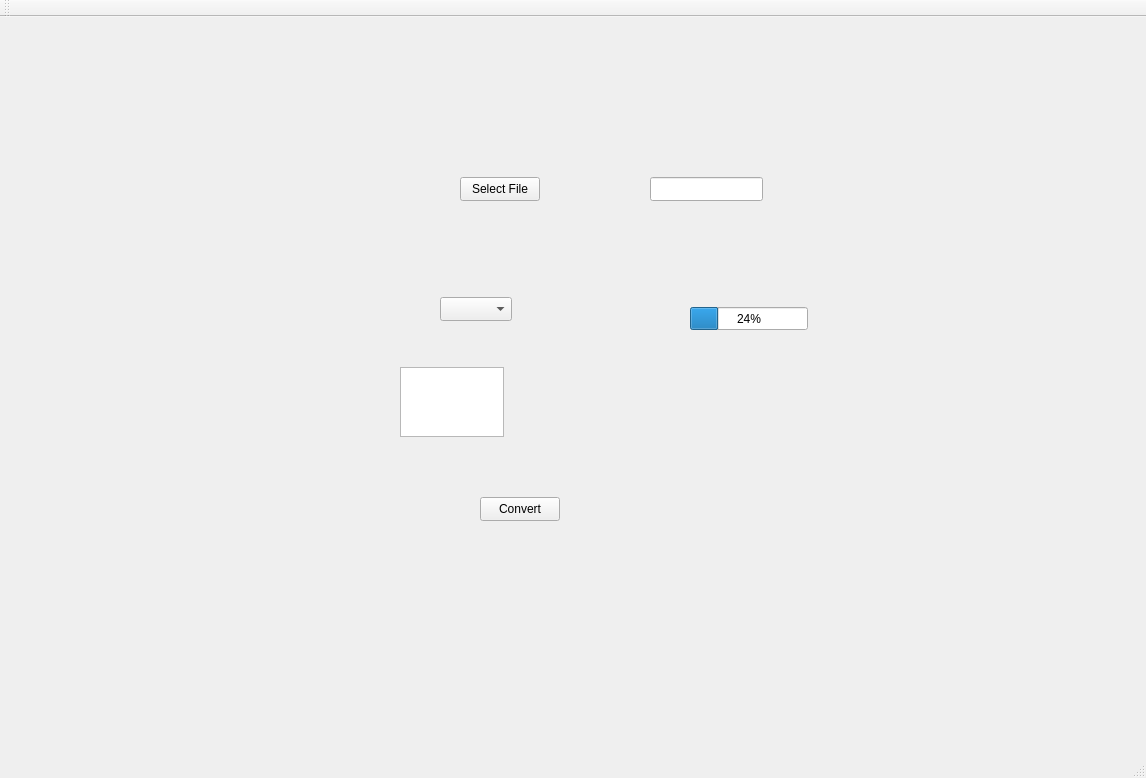
This is DiplomnaRabota/FileCompressorGUI.ui in rata5/File-Compressor as Qt 5 draws it before an edit. The edited form follows.
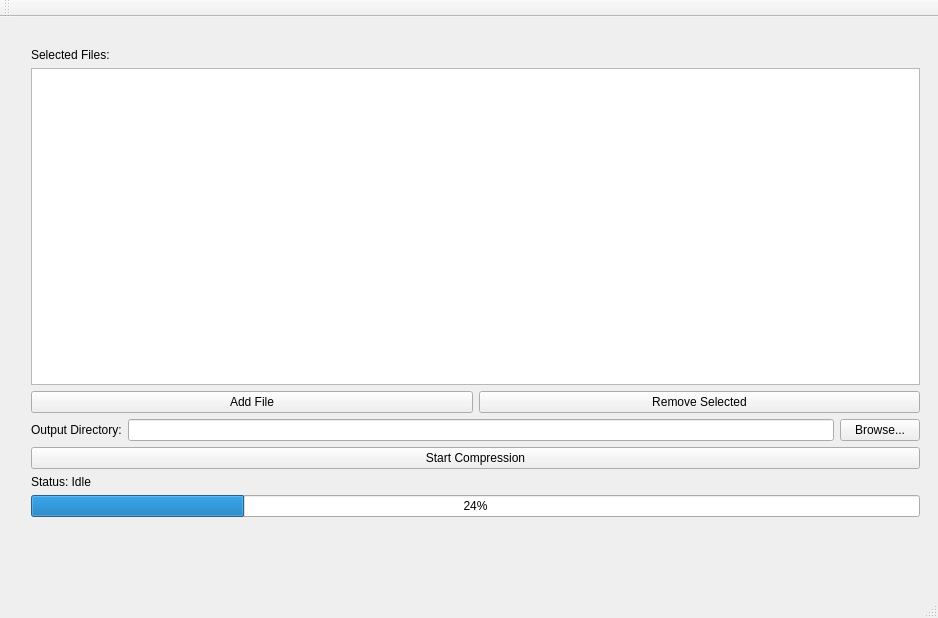
This is the edited form.

The edit to the form file:
```diff
--- a/DiplomnaRabota/FileCompressorGUI.ui
+++ b/DiplomnaRabota/FileCompressorGUI.ui
@@ -6,82 +6,99 @@
    <rect>
     <x>0</x>
     <y>0</y>
-    <width>1146</width>
-    <height>778</height>
+    <width>938</width>
+    <height>618</height>
    </rect>
   </property>
   <property name="windowTitle">
    <string>FileCompressorGUI</string>
   </property>
   <widget class="QWidget" name="centralWidget">
-   <widget class="QPushButton" name="pushButton">
+   <widget class="QWidget" name="verticalLayoutWidget">
     <property name="geometry">
      <rect>
-      <x>460</x>
-      <y>160</y>
-      <width>80</width>
-      <height>24</height>
+      <x>20</x>
+      <y>20</y>
+      <width>911</width>
+      <height>491</height>
      </rect>
     </property>
-    <property name="text">
-     <string>Select File</string>
-    </property>
-   </widget>
-   <widget class="QLineEdit" name="lineEdit">
-    <property name="geometry">
-     <rect>
-      <x>650</x>
-      <y>160</y>
-      <width>113</width>
-      <height>24</height>
-     </rect>
-    </property>
-   </widget>
-   <widget class="QComboBox" name="comboBox">
-    <property name="geometry">
-     <rect>
-      <x>440</x>
-      <y>280</y>
-      <width>72</width>
-      <height>24</height>
-     </rect>
-    </property>
-   </widget>
-   <widget class="QProgressBar" name="progressBar">
-    <property name="geometry">
-     <rect>
-      <x>690</x>
-      <y>290</y>
-      <width>118</width>
-      <height>23</height>
-     </rect>
-    </property>
-    <property name="value">
-     <number>24</number>
-    </property>
-   </widget>
-   <widget class="QTextEdit" name="textEdit">
-    <property name="geometry">
-     <rect>
-      <x>400</x>
-      <y>350</y>
-      <width>104</width>
-      <height>70</height>
-     </rect>
-    </property>
-   </widget>
-   <widget class="QPushButton" name="pushButton_2">
-    <property name="geometry">
-     <rect>
-      <x>480</x>
-      <y>480</y>
-      <width>80</width>
-      <height>24</height>
-     </rect>
-    </property>
-    <property name="text">
-     <string>Convert</string>
-    </property>
+    <layout class="QVBoxLayout" name="verticalLayout">
+     <item>
+      <widget class="QLabel" name="label">
+       <property name="text">
+        <string>Selected Files:</string>
+       </property>
+      </widget>
+     </item>
+     <item>
+      <widget class="QListWidget" name="fileList"/>
+     </item>
+     <item>
+      <layout class="QHBoxLayout" name="horizontalLayout">
+       <item>
+        <widget class="QPushButton" name="addFileBtn">
+         <property name="text">
+          <string>Add File</string>
+         </property>
+        </widget>
+       </item>
+       <item>
+        <widget class="QPushButton" name="removeFileBtn">
+         <property name="text">
+          <string>Remove Selected</string>
+         </property>
+        </widget>
+       </item>
+      </layout>
+     </item>
+     <item>
+      <layout class="QHBoxLayout" name="horizontalLayout_3">
+       <item>
+        <widget class="QLabel" name="label_2">
+         <property name="text">
+          <string>Output Directory:</string>
+         </property>
+        </widget>
+       </item>
+       <item>
+        <widget class="QLineEdit" name="lineEdit">
+         <property name="readOnly">
+          <bool>true</bool>
+         </property>
+        </widget>
+       </item>
+       <item>
+        <widget class="QPushButton" name="browseBtn">
+         <property name="text">
+          <string>Browse...</string>
+         </property>
+        </widget>
+       </item>
+      </layout>
+     </item>
+     <item>
+      <widget class="QPushButton" name="compressBtn">
+       <property name="text">
+        <string>Start Compression</string>
+       </property>
+      </widget>
+     </item>
+     <item>
+      <widget class="QLabel" name="statusLabes">
+       <property name="text">
+        <string>Status: Idle</string>
+       </property>
+      </widget>
+     </item>
+     <item>
+      <widget class="QProgressBar" name="progressBar">
+       <property name="value">
+        <number>24</number>
+       </property>
+      </widget>
+     </item>
+    </layout>
    </widget>
   </widget>
   <widget class="QMenuBar" name="menuBar">
```
Left out of the diff: 4 changed lines with no effect on the pictures.
